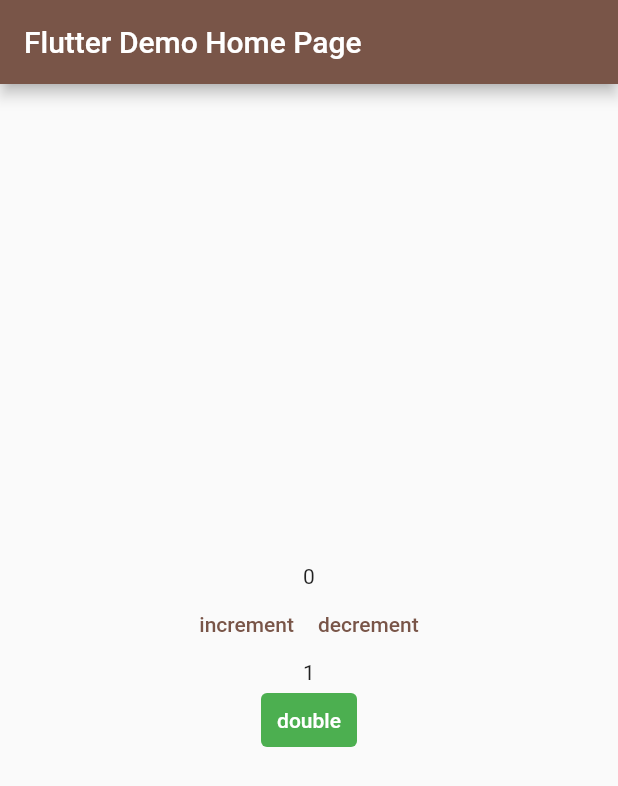
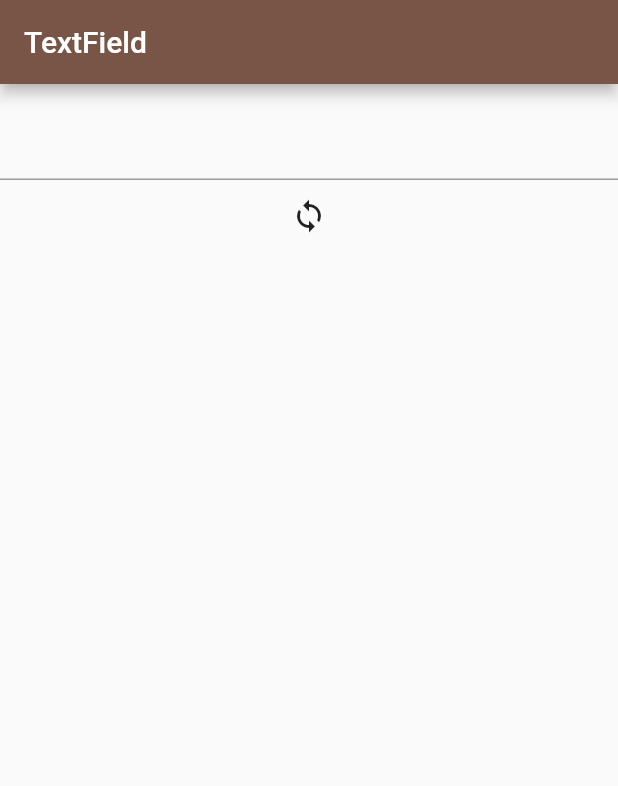
Before and after one commit to RuiOkazaki/hello_flutter, a Flutter app: the screen it shows after launch, on a phone screen of 412 x 824 dp. Shown: the top 786 px of the screen. Run offline on Flutter 3.47's test engine with Material 2 defaults, Android fonts, the phone set to English and light mode, and no system bars.

Commit message:
feat: textfield

```diff
--- a/lib/main.dart
+++ b/lib/main.dart
@@ -1,5 +1,6 @@
 import 'package:flutter/material.dart';
 import 'package:sample_app/my_home_page.dart';
+import 'package:sample_app/text_field_page.dart';
 
 void main() {
   runApp(const MyApp());
@@ -22,7 +23,8 @@ class MyApp extends StatelessWidget {
       ),
       // darkThemeを先程宣言したdarkThemeにする
       darkTheme: darkTheme,
-      home: const MyHomePage(title: 'Flutter Demo Home Page'),
+      // home: const MyHomePage(title: 'Flutter Demo Home Page'),
+      home: const TextFieldPage(),
     );
   }
 }
--- /dev/null
+++ b/lib/text_field_page.dart
@@ -0,0 +1,43 @@
+import 'package:flutter/material.dart';
+
+class TextFieldPage extends StatefulWidget {
+  const TextFieldPage({Key? key}) : super(key: key);
+
+  @override
+  // State<TextFieldPage> createState() => _TextFieldState();
+  State<StatefulWidget> createState() {
+    return _TextFieldState();
+  }
+}
+
+class _TextFieldState extends State<TextFieldPage> {
+  String _inputText = "";
+  String _showText = "";
+
+  void _inputHandler(String value) {
+    _inputText = value;
+  }
+
+  void _toReflect() {
+    setState(() {
+      _showText = _inputText;
+    });
+  }
+
+  @override
+  Widget build(BuildContext context) {
+    return Scaffold(
+        appBar: AppBar(
+          title: const Text('TextField'),
+        ),
+        body: Column(
+          children: [
+            Text(_showText),
+            TextField(onChanged: ((value) {
+              _inputHandler(value);
+            })),
+            IconButton(onPressed: _toReflect, icon: const Icon(Icons.sync))
+          ],
+        ));
+  }
+}
```
